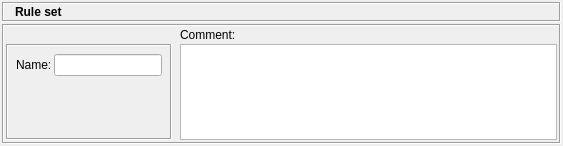
First picture: the form in src/gui/rulesetdialog_q.ui, repository fwbuilder/fwbuilder, before the edit.
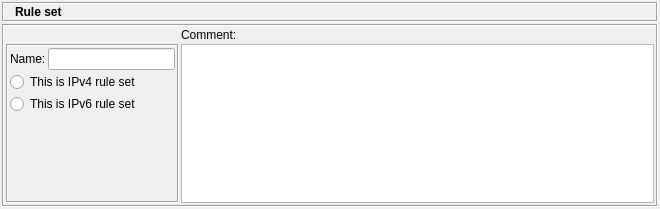
Second picture: the form after the edit. Icons and pictures are not drawn.

Commit message: support for ipv6 in fwb_iosacl; support for attribute ipv6 in RuleSet dialog

Diff of the .ui file:
```diff
--- a/src/gui/rulesetdialog_q.ui
+++ b/src/gui/rulesetdialog_q.ui
@@ -8,8 +8,8 @@
    <rect>
     <x>0</x>
     <y>0</y>
-    <width>563</width>
-    <height>146</height>
+    <width>660</width>
+    <height>209</height>
    </rect>
   </property>
   <property name="windowTitle" >
@@ -131,24 +131,16 @@
         <enum>QFrame::Sunken</enum>
        </property>
        <layout class="QGridLayout" >
-        <property name="leftMargin" >
-         <number>2</number>
-        </property>
-        <property name="topMargin" >
-         <number>2</number>
-        </property>
-        <property name="rightMargin" >
-         <number>2</number>
-        </property>
-        <property name="bottomMargin" >
-         <number>2</number>
-        </property>
-        <property name="horizontalSpacing" >
-         <number>8</number>
-        </property>
-        <property name="verticalSpacing" >
-         <number>2</number>
-        </property>
+        <item row="0" column="1" >
+         <widget class="QLabel" name="textLabel2" >
+          <property name="text" >
+           <string>Comment:</string>
+          </property>
+          <property name="wordWrap" >
+           <bool>false</bool>
+          </property>
+         </widget>
+        </item>
         <item row="1" column="0" >
          <widget class="QFrame" name="frame27" >
           <property name="frameShape" >
@@ -158,40 +150,6 @@
            <enum>QFrame::Sunken</enum>
           </property>
           <layout class="QGridLayout" >
-           <property name="leftMargin" >
-            <number>8</number>
-           </property>
-           <property name="topMargin" >
-            <number>8</number>
-           </property>
-           <property name="rightMargin" >
-            <number>8</number>
-           </property>
-           <property name="bottomMargin" >
-            <number>8</number>
-           </property>
-           <property name="horizontalSpacing" >
-            <number>2</number>
-           </property>
-           <property name="verticalSpacing" >
-            <number>8</number>
-           </property>
-           <item row="3" column="1" >
-            <spacer>
-             <property name="orientation" >
-              <enum>Qt::Vertical</enum>
-             </property>
-             <property name="sizeType" >
-              <enum>QSizePolicy::MinimumExpanding</enum>
-             </property>
-             <property name="sizeHint" >
-              <size>
-               <width>20</width>
-               <height>5</height>
-              </size>
-             </property>
-            </spacer>
-           </item>
            <item row="0" column="0" >
             <widget class="QLabel" name="textLabel1" >
              <property name="text" >
@@ -218,6 +176,36 @@
              </property>
             </widget>
            </item>
+           <item row="1" column="0" colspan="2" >
+            <widget class="QRadioButton" name="ipv4_rule_set" >
+             <property name="text" >
+              <string>This is IPv4 rule set</string>
+             </property>
+            </widget>
+           </item>
+           <item row="2" column="0" colspan="2" >
+            <widget class="QRadioButton" name="ipv6_rule_set" >
+             <property name="text" >
+              <string>This is IPv6 rule set</string>
+             </property>
+            </widget>
+           </item>
+           <item row="3" column="1" >
+            <spacer>
+             <property name="orientation" >
+              <enum>Qt::Vertical</enum>
+             </property>
+             <property name="sizeType" >
+              <enum>QSizePolicy::MinimumExpanding</enum>
+             </property>
+             <property name="sizeHint" >
+              <size>
+               <width>127</width>
+               <height>21</height>
+              </size>
+             </property>
+            </spacer>
+           </item>
           </layout>
          </widget>
         </item>
@@ -240,16 +228,6 @@
           </property>
          </widget>
         </item>
-        <item row="0" column="1" >
-         <widget class="QLabel" name="textLabel2" >
-          <property name="text" >
-           <string>Comment:</string>
-          </property>
-          <property name="wordWrap" >
-           <bool>false</bool>
-          </property>
-         </widget>
-        </item>
        </layout>
       </widget>
      </item>
```
Left out of the diff: 40 changed lines with no effect on the pictures. The commit also changes 23 other files.
